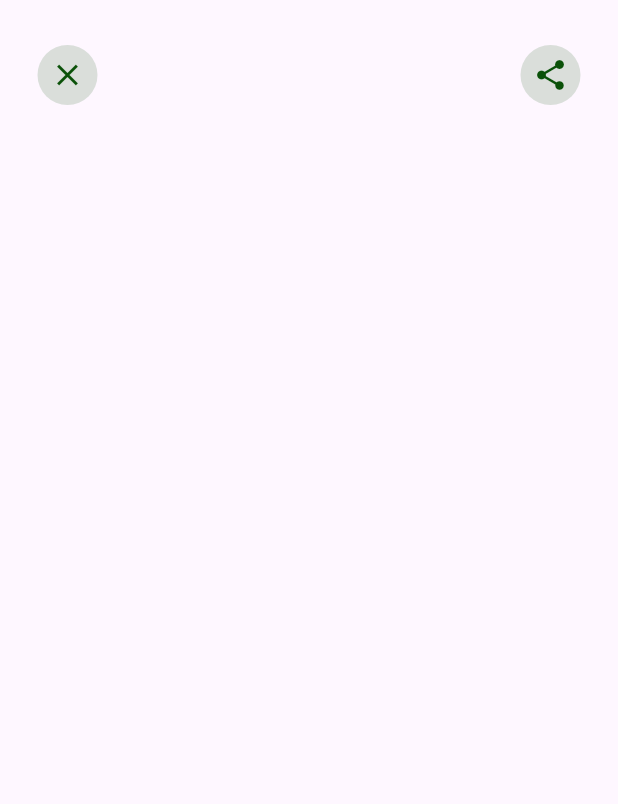
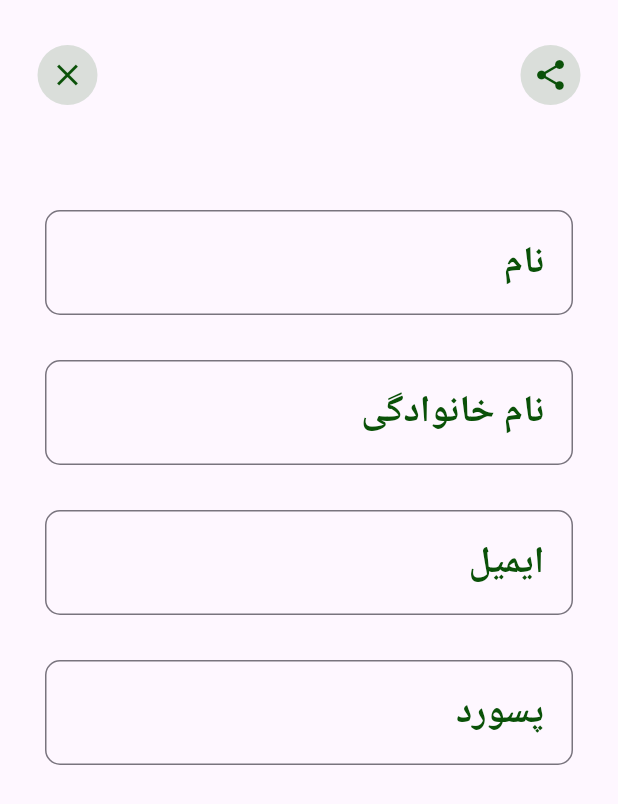
Before and after one commit to Shiroyaksha666/FullPlantApp, a Flutter app: the screen it shows after launch, on a phone screen of 412 x 824 dp. Shown: the top 804 px of the screen. Run offline on Flutter 3.47's test engine with Material 3 defaults, Android fonts, the phone set to English and light mode, and no system bars; our stand-ins replace animated_bottom_navigation_bar, dio.

Commit message:
creating textformfield

```diff
--- a/lib/ui/signup/signup_page.dart
+++ b/lib/ui/signup/signup_page.dart
@@ -1,5 +1,6 @@
 import 'package:flutter/material.dart';
 import 'package:full_plant_app/constants/constants.dart';
+import 'package:full_plant_app/widgets/textform_widget.dart';
 
 class SignupPage extends StatefulWidget {
   const SignupPage({super.key});
@@ -50,6 +51,52 @@ class _SignupPageState extends State<SignupPage> {
                 ],
               ),
             ),
+            Positioned(
+              top: 130,
+              right: 20,
+              left: 20,
+              child: SizedBox(
+                height: size.height * 0.8,
+                width: size.width * 0.8,
+                child: const SingleChildScrollView(
+                  child: Padding(
+                    padding: EdgeInsets.all(10),
+                    child: Column(
+                      children: [
+                        TextFormWidget(
+                          name: 'نام',
+                          input: TextInputType.name,
+                          obscure: false,
+                        ),
+                        SizedBox(
+                          height: 30,
+                        ),
+                        TextFormWidget(
+                            name: 'نام خانوادگی',
+                            obscure: false,
+                            input: TextInputType.name),
+                        SizedBox(
+                          height: 30,
+                        ),
+                        TextFormWidget(
+                            name: 'ایمیل',
+                            obscure: false,
+                            directionhint: TextDirection.ltr,
+                            input: TextInputType.emailAddress),
+                        SizedBox(
+                          height: 30,
+                        ),
+                        TextFormWidget(
+                            name: 'پسورد',
+                            directionhint: TextDirection.ltr,
+                            obscure: true,
+                            input: TextInputType.visiblePassword)
+                      ],
+                    ),
+                  ),
+                ),
+              ),
+            ),
           ],
         ),
       ),
--- /dev/null
+++ b/lib/widgets/textform_widget.dart
@@ -0,0 +1,48 @@
+import 'package:flutter/material.dart';
+import 'package:flutter/services.dart';
+import 'package:full_plant_app/constants/constants.dart';
+
+class TextFormWidget extends StatelessWidget {
+  final String name;
+  final bool obscure;
+  final TextDirection? directionhint;
+  final TextInputType input;
+  const TextFormWidget({
+    super.key,
+    required this.name,
+    required this.input,
+    this.directionhint,
+    required this.obscure,
+  });
+
+  @override
+  Widget build(BuildContext context) {
+    return Directionality(
+      textDirection: TextDirection.rtl,
+      child: TextFormField(
+        obscureText: obscure,
+        keyboardType: input,
+        style: const TextStyle(fontSize: 20, height: 2),
+        cursorColor: Consts.primaryColor,
+        textDirection: directionhint ?? TextDirection.rtl,
+        decoration: InputDecoration(
+          labelText: name,
+          labelStyle: TextStyle(
+              color: Consts.primaryColor,
+              fontSize: 25,
+              fontWeight: FontWeight.bold),
+          contentPadding: const EdgeInsets.all(15),
+          focusedBorder: OutlineInputBorder(
+            borderSide: BorderSide(
+              color: Consts.primaryColor,
+              width: 2,
+            ),
+          ),
+          border: OutlineInputBorder(
+            borderRadius: BorderRadius.circular(10),
+          ),
+        ),
+      ),
+    );
+  }
+}
```
